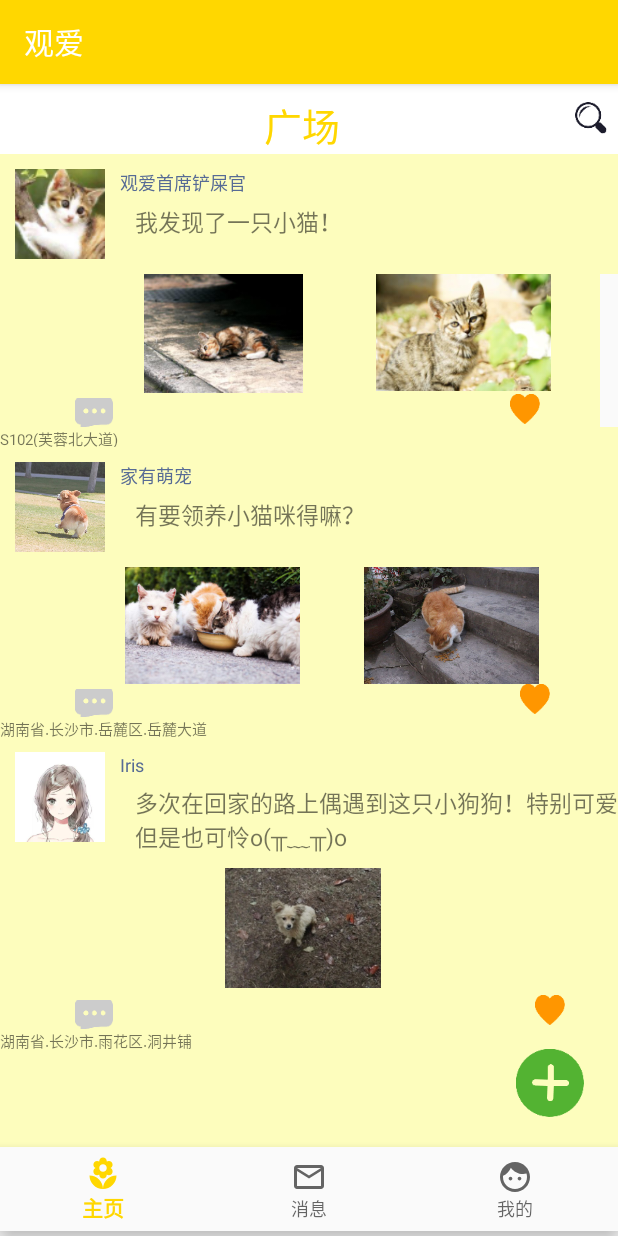
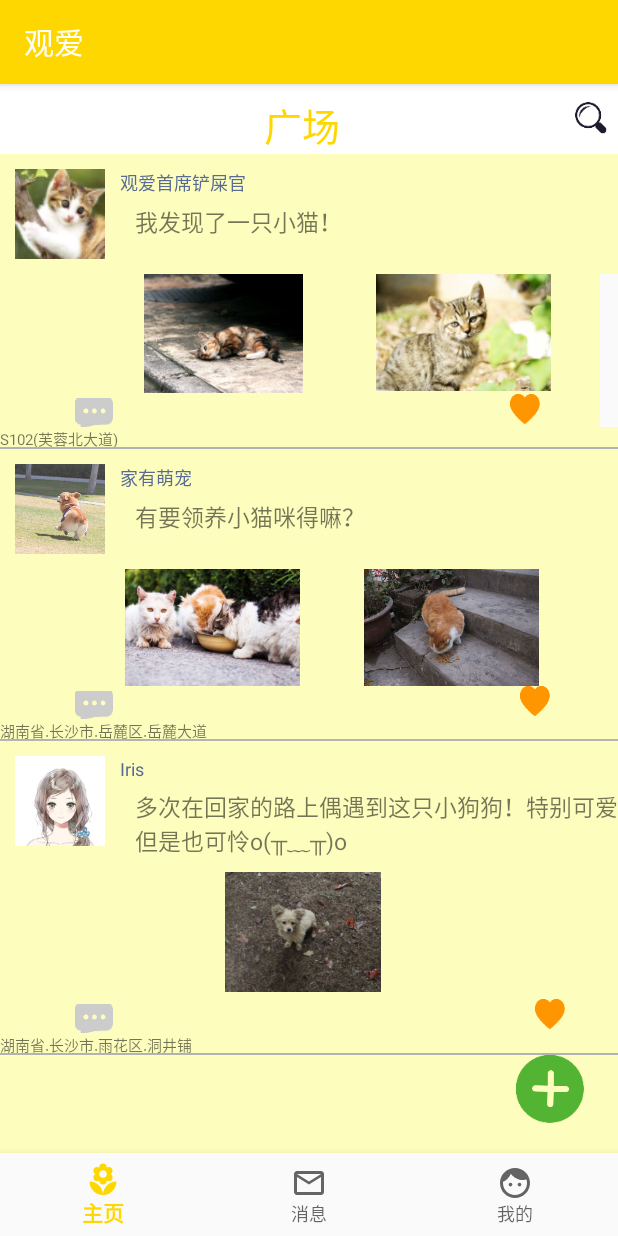
Before and after one commit to miasanm/LoveAndPeace, an Android app: the Main2Activity screen opened directly, with no data from a screen before it, on a phone screen of 412 x 824 dp. Run offline under Robolectric (Android 15) with nearby library versions, the phone set to English and light mode, and no system bars; libraries missing offline, so code that uses them is left out: com.baidu.location; 7 statements that could not run were skipped.

Commit message:
再次提交

```diff
--- a/app/src/main/res/layout/activity_main2.xml
+++ b/app/src/main/res/layout/activity_main2.xml
@@ -138,7 +138,15 @@
                     android:text="S102(芙蓉北大道)"
                     android:background="#FDFDBD"
                     android:textSize="10dp"/>
+
             </RelativeLayout>
+
+        <ListView
+            android:layout_width="match_parent"
+            android:layout_height="1dp"
+            android:background="#B3B3B3"
+            android:dividerHeight="8dp"
+            android:scrollbars="none"></ListView>
 
 
         <!-- 第二个帖子 -->
@@ -230,6 +238,13 @@
                 android:text="湖南省.长沙市.岳麓区.岳麓大道" />
         </RelativeLayout>
 
+        <ListView
+            android:layout_width="match_parent"
+            android:layout_height="1dp"
+            android:background="#B3B3B3"
+            android:dividerHeight="8dp"
+            android:scrollbars="none"></ListView>
+
 
         <!-- 第三个帖子-->
         <RelativeLayout
@@ -317,6 +332,13 @@
                 />
         </RelativeLayout>
 
+        <ListView
+            android:layout_width="match_parent"
+            android:layout_height="1dp"
+            android:background="#B3B3B3"
+            android:dividerHeight="8dp"
+            android:scrollbars="none"></ListView>
+
         <!--发布 -->
         <LinearLayout
             android:layout_width="match_parent"
```
Also changed, not shown: app/src/main/res/layout/fragment_one.xml (+14 -0 lines).
